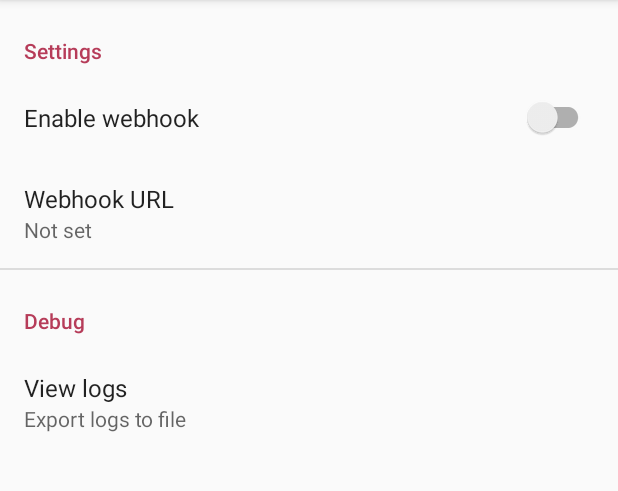
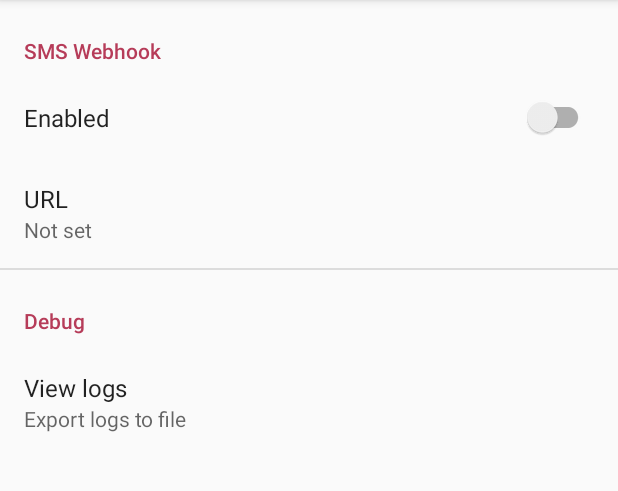
Before and after one commit to sa3dany/android-sms-hooks, an Android app: the screen it shows after launch (MainActivity), on a phone screen of 412 x 824 dp, the part 84-575 px from its top. Run offline under Robolectric (Android 15) with nearby library versions, the phone set to English and light mode, and no system bars; our stand-ins replace androidx.preference.

Commit message:
Update strings.xml

```diff
--- a/app/src/main/res/values/strings.xml
+++ b/app/src/main/res/values/strings.xml
@@ -1,8 +1,19 @@
 <resources>
     <string name="app_name">SMS Hooks</string>
-    <string name="settings_enable">Enable webhook</string>
-    <string name="settings_server_url">Webhook URL</string>
-    <string name="settings_server_url_hint">https://yourserver.com</string>
-    <string name="settings_export_logs">View logs</string>
-    <string name="settings_export_logs_summary">Export logs to file</string>
+    <string name="btn_app_settings">App Settings</string>
+    <string name="btn_request_permissions">Request Permissions</string>
+    <string name="hint_webhook_url">https://yourserver.com</string>
+    <string name="img_alt_notify">Confirm</string>
+    <string name="notification_channel_name">@string/app_name</string>
+    <string name="notification_channel_description">tedt</string>
+    <string name="preference_category_debug">Debug</string>
+    <string name="preference_category_webhook">SMS Webhook</string>
+    <string name="preference_enabled">Enabled</string>
+    <string name="preference_export_logs">View logs</string>
+    <string name="preference_webhook_url">URL</string>
+    <string name="summary_export_logs">Export logs to file</string>
+    <string name="text_sms_permission_reason">
+        In order to enable SMS webhooks, we need access to incoming
+        SMS messages.
+    </string>
 </resources>
--- a/app/src/main/res/xml/preferences.xml
+++ b/app/src/main/res/xml/preferences.xml
@@ -2,17 +2,17 @@
     <PreferenceCategory
         app:iconSpaceReserved="false"
         app:key="settingsCategory"
-        app:title="Settings">
+        app:title="@string/preference_category_webhook">
 
         <SwitchPreferenceCompat
             app:iconSpaceReserved="false"
             app:key="webhookEnabled"
-            app:title="@string/settings_enable" />
+            app:title="@string/preference_enabled" />
 
         <EditTextPreference
             app:iconSpaceReserved="false"
             app:key="webhookUrl"
-            app:title="@string/settings_server_url"
+            app:title="@string/preference_webhook_url"
             app:useSimpleSummaryProvider="true" />
     </PreferenceCategory>
 
@@ -20,12 +20,12 @@
     <PreferenceCategory
         app:iconSpaceReserved="false"
         app:key="debugCategory"
-        app:title="Debug">
+        app:title="@string/preference_category_debug">
 
         <Preference
             app:iconSpaceReserved="false"
             app:key="exportLogs"
-            app:summary="@string/settings_export_logs_summary"
-            app:title="@string/settings_export_logs" />
+            app:summary="@string/summary_export_logs"
+            app:title="@string/preference_export_logs" />
     </PreferenceCategory>
 </PreferenceScreen>
```
